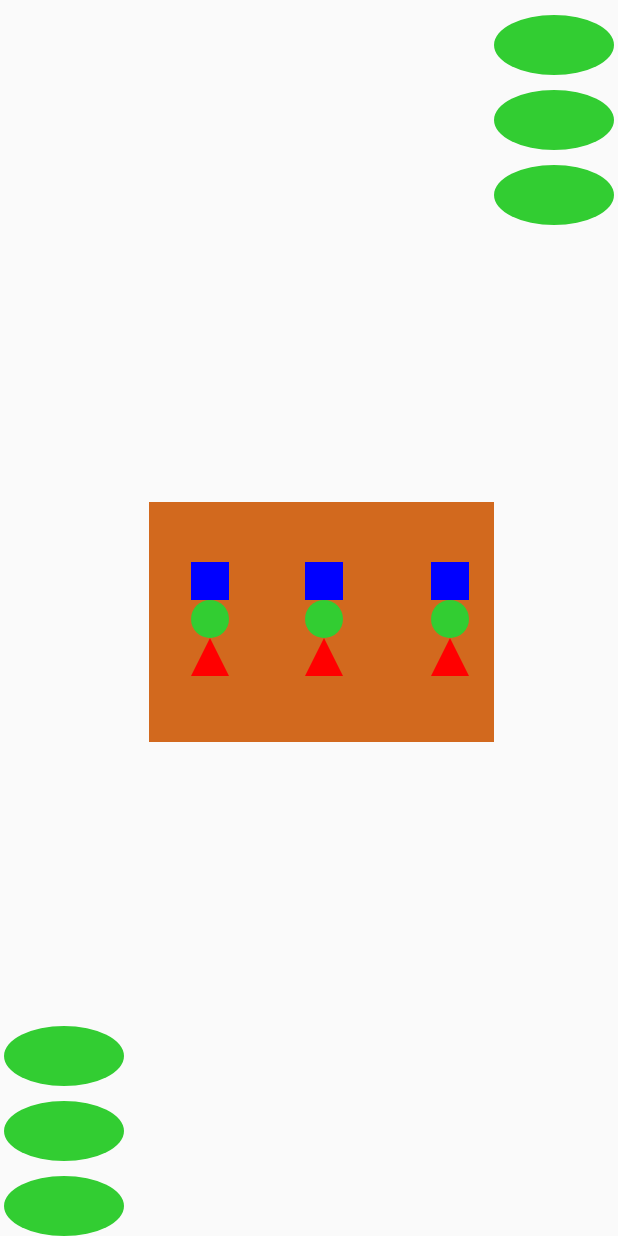
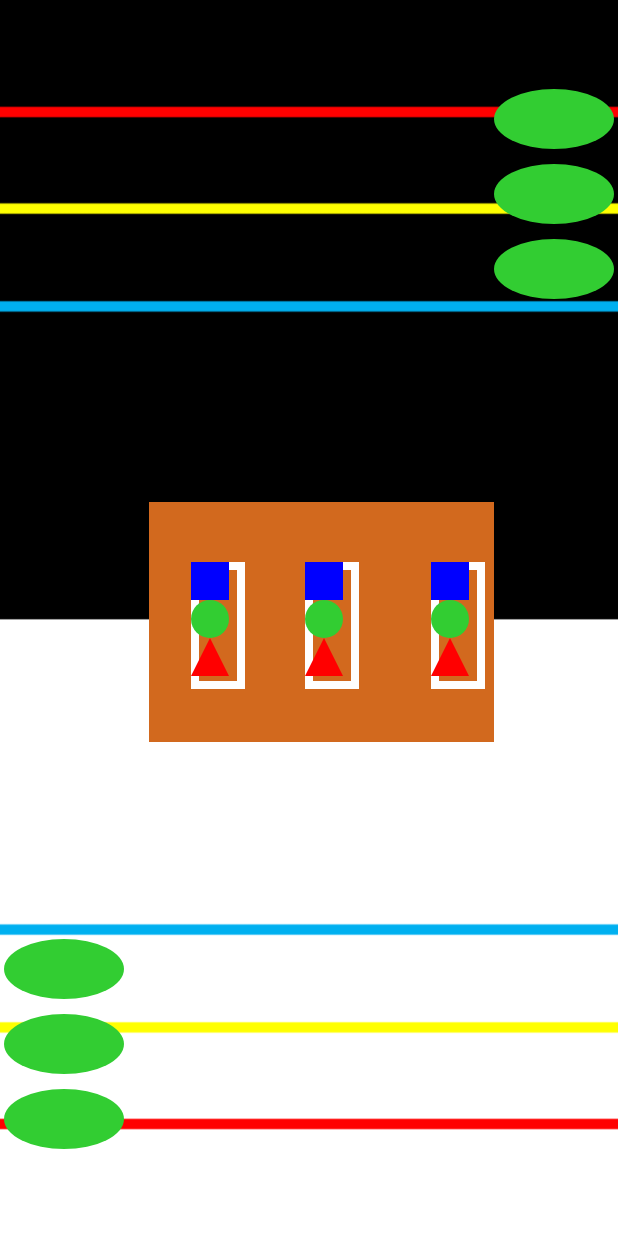
Before and after one commit to Oscar-Henriquez/QuantumGame, an Android app: the fragment GameFragment placed in its activity, on a phone screen of 412 x 824 dp. Run offline under Robolectric (Android 15) with nearby library versions, the phone set to English and light mode, and no system bars.

Commit message:
Add more UI

```diff
--- a/app/src/main/java/com/example/quantumgame/ui/main/GameFragment.kt
+++ b/app/src/main/java/com/example/quantumgame/ui/main/GameFragment.kt
@@ -5,6 +5,8 @@ import android.view.LayoutInflater
 import android.view.View
 import android.view.ViewGroup
 import android.widget.LinearLayout
+import android.widget.Toast
+import androidx.constraintlayout.widget.ConstraintLayout
 import androidx.fragment.app.Fragment
 import com.example.quantumgame.R
 import java.util.*
@@ -33,6 +35,13 @@ class GameFragment : Fragment() {
     override fun onViewCreated(view: View, savedInstanceState: Bundle?) {
         super.onViewCreated(view, savedInstanceState)
         setUpGameUI(view)
+        // get reference to button
+        val marketClick = view.findViewById(R.id.market) as LinearLayout
+        // set on-click listener
+        marketClick.setOnClickListener {
+            Toast.makeText(context, "You clicked me.", Toast.LENGTH_SHORT).show()
+        }
+
     }
 
     private var activePlayer: Player = Player()
@@ -42,10 +51,10 @@ class GameFragment : Fragment() {
 
     var randomGatesList:  ArrayList<ArrayList<Int>> =  ArrayList<ArrayList<Int>>()
     var goal: Goal = Goal(3)
-    var market: ArrayList<GateCombo> = ArrayList<GateCombo>();
-    var marketSize: Int = 3;
-    var roundsTotal: Double = 4.0;
-    var roundsCurrent: Double = 0.0;
+    var market: ArrayList<GateCombo> = ArrayList<GateCombo>()
+    var marketSize: Int = 3
+    var roundsTotal: Double = 4.0
+    var roundsCurrent: Double = 0.0
 
     fun getActivePlayerName():String {
         return activePlayer.getName()
@@ -122,9 +131,20 @@ class GameFragment : Fragment() {
         player1.circuit.addGate(gate)
     }*/
 
+    fun setUpGameUI(view: View) {
+        val pack1 = view.findViewById<ConstraintLayout>(R.id.pack1)
+        for (i in 0..market.size) {
+            //pack1.background = resources.getDrawable(grabCorrectIcon(market[i].gate1.type))
+        }
+    }
 
-    fun setUpGameUI(view: View) {
-
+    fun grabCorrectIcon(gateType: Int): Int {
+        when (gateType) {
+            0 -> return R.drawable.ic_circle
+            1 -> return R.drawable.ic_up_triangle
+            2 -> return R.drawable.ic_rectangle
+        }
+        return R.drawable.ic_rectangle
     }
 
     fun createRandomSet(numberOfGates: Int, numberInPack: Int): ArrayList<Int> {
--- a/app/src/main/java/com/example/quantumgame/ui/main/Goal.kt
+++ b/app/src/main/java/com/example/quantumgame/ui/main/Goal.kt
@@ -15,7 +15,7 @@ class Goal(nrQbitsInit:Int = 3) {
         return answer
     }
 
-    fun generateGoal(): ArrayList<Int> {
+    private fun generateGoal(): ArrayList<Int> {
         val list = ArrayList<Int>()
 
         for (i in 0..nrQbits) {
--- /dev/null
+++ b/app/src/main/res/drawable/ic_border.xml
@@ -0,0 +1,5 @@
+<?xml version="1.0" encoding="utf-8"?>
+<shape xmlns:android="http://schemas.android.com/apk/res/android"
+    android:shape="rectangle">
+    <stroke android:width="5dip" android:color="@android:color/white" />
+</shape>
--- a/app/src/main/res/layout/game_fragment.xml
+++ b/app/src/main/res/layout/game_fragment.xml
@@ -2,7 +2,7 @@
 <androidx.constraintlayout.widget.ConstraintLayout
     xmlns:android="http://schemas.android.com/apk/res/android" android:layout_width="match_parent"
     xmlns:app="http://schemas.android.com/apk/res-auto"
-    android:layout_height="match_parent" >
+    android:layout_height="match_parent" android:background="@drawable/background_game" >
 
     <LinearLayout
         android:id="@+id/market"
@@ -65,14 +65,14 @@
         android:layout_width="wrap_content"
         android:layout_height="wrap_content"
         android:orientation="horizontal"
-        app:layout_constraintGuide_percent="0" />
+        app:layout_constraintGuide_percent="0.06" />
 
     <androidx.constraintlayout.widget.Guideline
         android:id="@+id/firstPlayerLine"
         android:layout_width="wrap_content"
         android:layout_height="wrap_content"
         android:orientation="horizontal"
-        app:layout_constraintGuide_percent="1" />
+        app:layout_constraintGuide_percent="0.93" />
 
     <LinearLayout
         android:id="@+id/firstPlayerLayout"
--- a/app/src/main/res/layout/pack_layout1.xml
+++ b/app/src/main/res/layout/pack_layout1.xml
@@ -2,7 +2,7 @@
 <androidx.constraintlayout.widget.ConstraintLayout
     xmlns:android="http://schemas.android.com/apk/res/android" android:layout_width="50dp"
     xmlns:app="http://schemas.android.com/apk/res-auto"
-    android:layout_height="100dp">
+    android:layout_height="100dp" android:background="@drawable/ic_border">
 
     <ImageView
         android:id="@+id/item1"
--- a/app/src/main/res/layout/pack_layout2.xml
+++ b/app/src/main/res/layout/pack_layout2.xml
@@ -2,7 +2,7 @@
 <androidx.constraintlayout.widget.ConstraintLayout
     xmlns:android="http://schemas.android.com/apk/res/android" android:layout_width="50dp"
     xmlns:app="http://schemas.android.com/apk/res-auto"
-    android:layout_height="100dp">
+    android:layout_height="100dp" android:background="@drawable/ic_border">
 
     <ImageView
         android:id="@+id/item1"
--- a/app/src/main/res/layout/pack_layout3.xml
+++ b/app/src/main/res/layout/pack_layout3.xml
@@ -2,7 +2,7 @@
 <androidx.constraintlayout.widget.ConstraintLayout
     xmlns:android="http://schemas.android.com/apk/res/android" android:layout_width="50dp"
     xmlns:app="http://schemas.android.com/apk/res-auto"
-    android:layout_height="100dp">
+    android:layout_height="100dp" android:background="@drawable/ic_border">
 
     <ImageView
         android:id="@+id/item1"
```
Also changed, not shown: app/src/main/java/com/example/quantumgame/ui/main/MainFragment.kt (+5 -8 lines), app/src/main/java/com/example/quantumgame/ui/main/MarketLayout.kt (deleted, +0 -31 lines).
